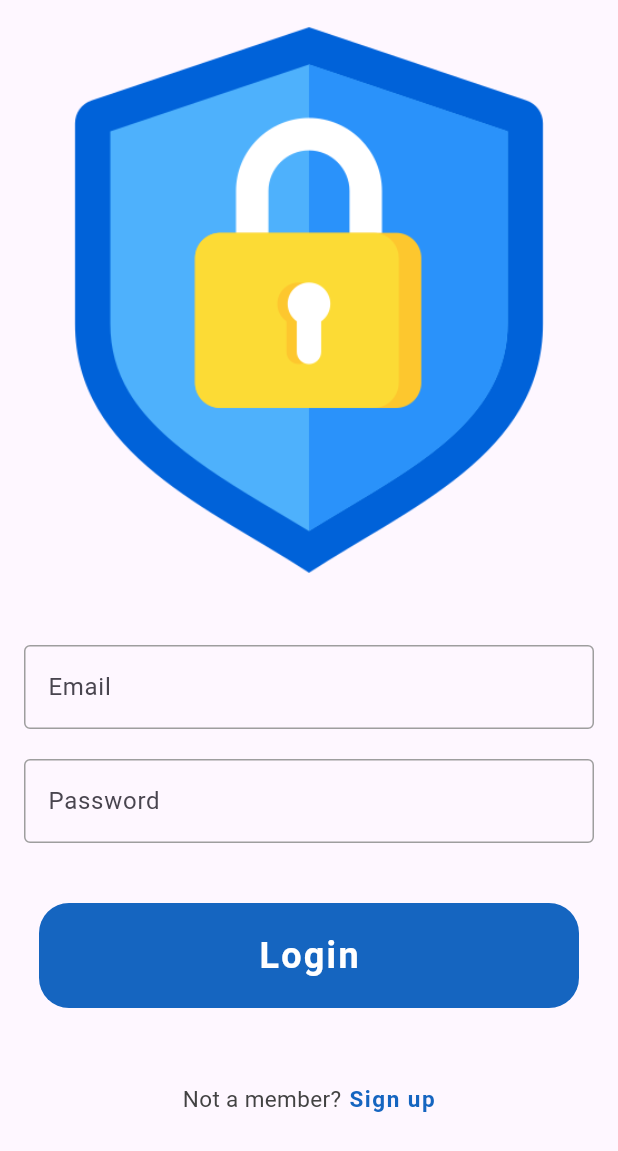
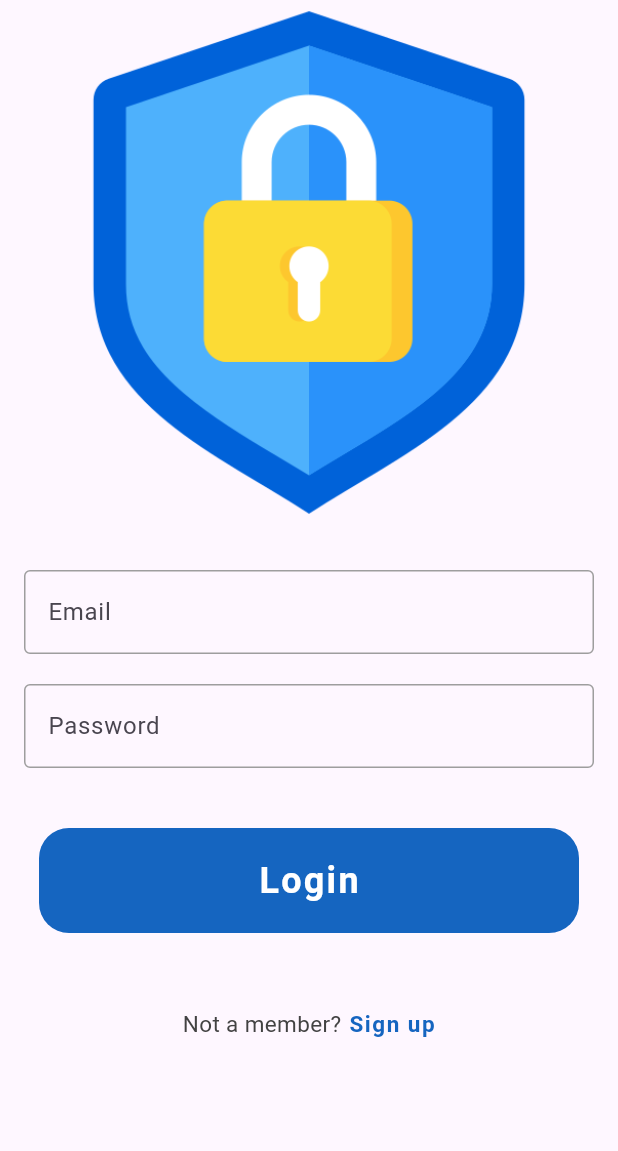
Before and after one commit to iamfarazbaloch/flutter_projects, a Flutter app: the screen it shows after launch, on a phone screen of 412 x 824 dp. Shown: the top 1151 px of the screen. Run offline on Flutter 3.47's test engine with Material 3 defaults, Android fonts, the phone set to English and light mode, and no system bars; our stand-ins replace flutter_slidable, gap, google_fonts, hive, hive_flutter, permission_handler; missing offline and left inert: agora_rtc_engine; accounts and stored records are empty.

Commit message:
creating functions

```diff
--- a/ecommerce_app/lib/pages/login_page.dart
+++ b/ecommerce_app/lib/pages/login_page.dart
@@ -55,7 +55,7 @@ class _LoginPageState extends State<LoginPage> {
                   Center(
                     child: Image.asset(
                       'assets/images/secure.png',
-                      height: 400,
+                      height: 350,
                     ),
                   ),
                   const Gap(30),
@@ -94,6 +94,7 @@ class _LoginPageState extends State<LoginPage> {
                   const Gap(40),
                   MyButton(
                     onTap: _login,
+
                     text: 'Login',
                     color: Colors.blue.shade800,
                   ),
```
